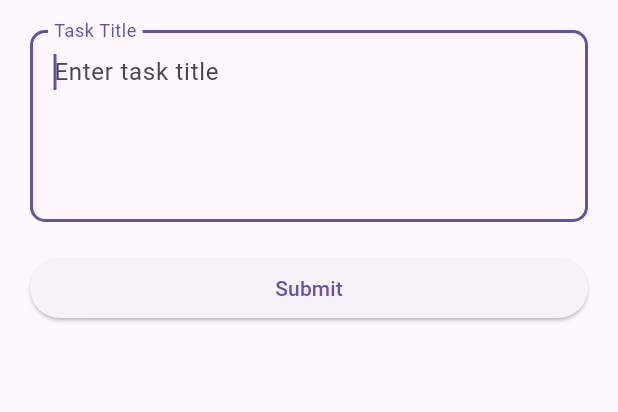
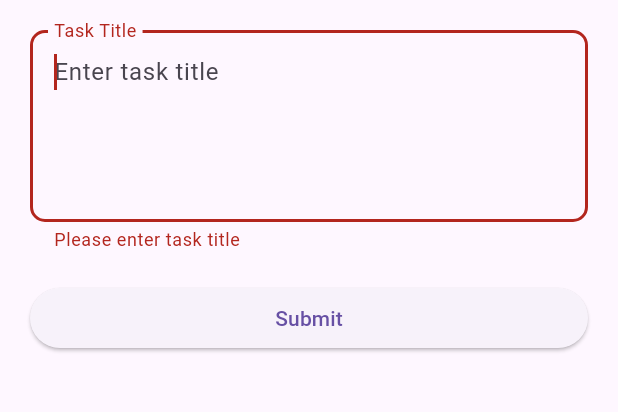
Before and after one commit to abhilasha2793/flutterApp, a Flutter app: the AddUpdateTodoScreen screen opened directly with empty values, after a tap on "Submit", on a phone screen of 412 x 824 dp, the part 84-496 px from its top. Run offline on Flutter 3.47's test engine with Material 3 defaults, Android fonts, the light colour scheme and no system bars; our stand-ins replace shimmer; network calls fail.

Commit message:
committed after adding validation in title text field and add some success message in case of adding or updating task/todo

```diff
--- a/lib/http/ApiConstants.dart
+++ b/lib/http/api_constants.dart
@@ -1,3 +1,5 @@
+//A class for defining app constants
+
 class ApiConstants {
   static const String BASE_URL = 'https://jsonplaceholder.typicode.com';
   static const String todos = '/todos';
--- a/lib/http/api_service.dart
+++ b/lib/http/api_service.dart
@@ -2,10 +2,14 @@ import 'dart:convert';
 import 'dart:developer';
 
 import 'package:flutter_dummy_app/models/Todo.dart';
-import 'ApiConstants.dart';
+import 'api_constants.dart';
 import 'package:http/http.dart' as http;
 
+/// A class for making api service call to fetch todo list from server
+
 class ApiService {
+
+
   Future<List<Todo>> getTodos() async {
     try {
       var url = Uri.parse(ApiConstants.BASE_URL + ApiConstants.todos);
--- a/lib/main.dart
+++ b/lib/main.dart
@@ -1,9 +1,13 @@
 import 'package:flutter/material.dart';
 import 'package:flutter_dummy_app/screen/todo_list.dart';
 
+/// The main function of the application
 void main() {
   runApp(const MyApp());
 }
+
+/// This is the root widget of the application
+/// MyApp is a StatelessWidget
 
 class MyApp extends StatelessWidget {
   const MyApp({super.key});
--- a/lib/models/Todo.dart
+++ b/lib/models/Todo.dart
@@ -1,12 +1,14 @@
 import 'package:flutter/foundation.dart';
 
+/// A data model class for Todo
+
 class Todo {
-  final int userId;
-  final int id;
-  final String title;
-  final bool completed;
+  int userId;
+  int id;
+  String title;
+  bool completed;
 
-  const Todo(
+  Todo(
       {required this.userId,
       required this.id,
       required this.title,
@@ -20,6 +22,4 @@ class Todo {
       completed: data['completed'],
     );
   }
-
-
 }
--- a/lib/screen/add_update_todo.dart
+++ b/lib/screen/add_update_todo.dart
@@ -2,7 +2,10 @@ import 'package:flutter/cupertino.dart';
 import 'package:flutter/material.dart';
 
 import '../models/Todo.dart';
-import '../widget/appBarWidget.dart';
+
+/// A class for adding or updating a Todo
+/// AddUpdateTodoScreen is a StatefulWidget
+/// _AddUpdateTodoState is a state of AddUpdateTodoScreen class
 
 class AddUpdateTodoScreen extends StatefulWidget {
   final bool update;
@@ -23,6 +26,7 @@ class AddUpdateTodoScreen extends StatefulWidget {
 
 class _AddUpdateTodoState extends State<AddUpdateTodoScreen> {
   final TextEditingController _titleController = TextEditingController();
+  final _formKey = GlobalKey<FormState>();
 
   @override
   void initState() {
@@ -38,30 +42,40 @@ class _AddUpdateTodoState extends State<AddUpdateTodoScreen> {
   Widget build(BuildContext context) {
     return Scaffold(
         appBar: _buildAppBar(),
-      body: ListView(
+        body: Form(
+          key: _formKey,
+          child: ListView(
             padding: const EdgeInsets.all(20),
             children: [
-          TextField(
+              TextFormField(
                   controller: _titleController,
                   maxLines: 4,
                   autofocus: true,
+                  validator: (value) {
+                    if (value == null || value.isEmpty) {
+                      return 'Please enter task title';
+                    }
+                    return null;
+                  },
                   decoration: const InputDecoration(
                       hintText: 'Enter task title',
                       labelText: 'Task Title',
                       border: OutlineInputBorder(
-                      borderRadius: BorderRadius.all(Radius.circular(10.0))))),
+                          borderRadius:
+                              BorderRadius.all(Radius.circular(10.0))))),
               const SizedBox(height: 20),
               ElevatedButton(
                   onPressed: () {
+                    if (_formKey.currentState!.validate()) {
                       _addUpdateTodo();
+                    }
                   },
                   child: Text(
                     widget.update ? 'Update' : 'Submit',
-                style: TextStyle(),
                   ))
             ],
           ),
-    );
+        ));
   }
 
   void _addUpdateTodo() {
@@ -90,7 +104,6 @@ class _AddUpdateTodoState extends State<AddUpdateTodoScreen> {
     }
   }
 
-
   void _showSnackBar(String message) {
     ScaffoldMessenger.of(context)
         .showSnackBar(SnackBar(content: Text(message)));
--- a/lib/widget/appBarWidget.dart
+++ b/lib/widget/app_bar_widget.dart
@@ -1,11 +1,13 @@
 import 'package:flutter/material.dart';
+
+/// A custom app bar widget
 
 class CustomAppBar extends StatelessWidget implements PreferredSizeWidget {
   final String? title;
   final Color? backgroundColor;
   final Color? foregroundColor;
 
-  CustomAppBar(
+  const CustomAppBar(
       {super.key, this.title, this.backgroundColor, this.foregroundColor});
 
   @override
--- a/lib/widget/todo_list_item.dart
+++ b/lib/widget/todo_list_item.dart
@@ -2,15 +2,17 @@ import 'package:flutter/foundation.dart';
 import 'package:flutter/material.dart';
 import '../models/Todo.dart';
 
+
+/// A clas for Todo list item
+/// TodoListItem is a StatelessWidget which takes a Todo object as a parameter and displays the task title and a checkbox to mark the task as completed
+
 class TodoListItem extends StatelessWidget {
   final Todo task;
 
-  TodoListItem({super.key, required this.task});
+  const TodoListItem({super.key, required this.task});
 
   void _onChanged(bool value) {
-    if (kDebugMode) {
-      print('Task completed : $value');
-    }
+    task.completed = value;
   }
 
   @override
```
Also changed, not shown: lib/screen/todo_list.dart (+19 -3 lines), 1 other file. Lines whose indentation alone changed are shown as unchanged.
